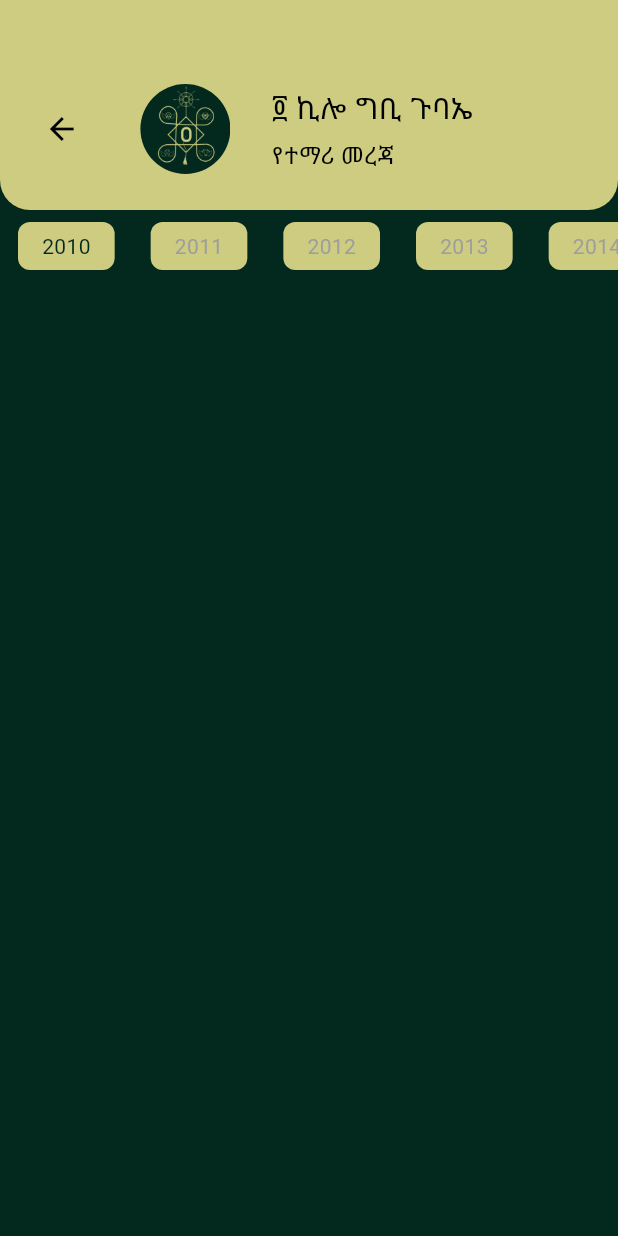
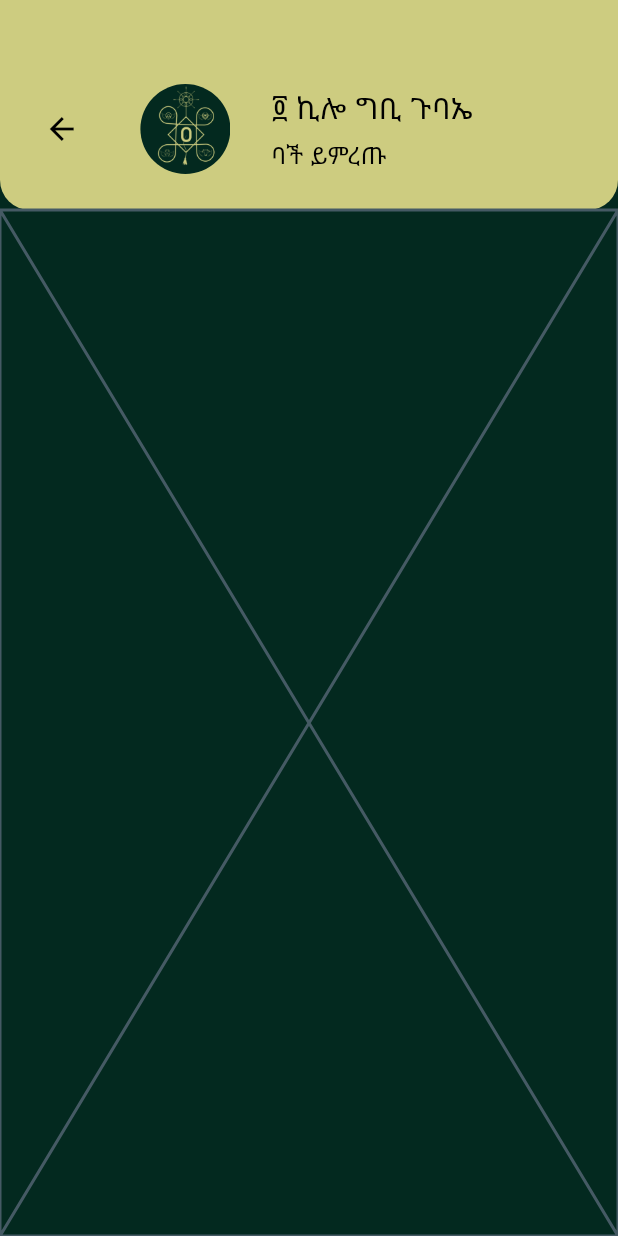
Before and after one commit to mussie-alemayehu/4k_gbi_gubae, a Flutter app: the screen it shows after launch, after a tap on "Login", after a tap on "የተማሪ መረጃ", on a phone screen of 412 x 824 dp. Run offline on Flutter 3.47's test engine with Material 3 defaults, Android fonts, the phone set to English and light mode, and no system bars; our stand-ins replace sqflite; accounts and stored records are empty.

Commit message:
add a batch choosing screen

```diff
--- a/lib/main.dart
+++ b/lib/main.dart
@@ -3,6 +3,7 @@ import 'package:provider/provider.dart';
 
 import './screens/role_choice_screen.dart';
 import './screens/attendance_recording_screen.dart';
+import './screens/batch_choosing_screen.dart';
 import './screens/new_student_screen.dart';
 import './screens/students_list_screen.dart';
 import './providers/student_provider.dart';
@@ -37,6 +38,7 @@ class MyApp extends StatelessWidget {
               const AttendanceRecordingScreen(),
           NewStudentScreen.routeName: (_) => const NewStudentScreen(),
           StudentsListScreen.routeName: (_) => const StudentsListScreen(),
+          BatchChoosingScreen.routeName: (_) => const BatchChoosingScreen(),
         },
       ),
     );
--- /dev/null
+++ b/lib/screens/batch_choosing_screen.dart
@@ -0,0 +1,16 @@
+import 'package:flutter/material.dart';
+import 'package:gubae_ze4k/screens/template_screen.dart';
+
+class BatchChoosingScreen extends StatelessWidget {
+  static const routeName = '/batch_choosing';
+
+  const BatchChoosingScreen({super.key});
+
+  @override
+  Widget build(BuildContext context) {
+    return const TemplateScreen(
+      title: 'ባች ይምረጡ',
+      body: Placeholder(),
+    );
+  }
+}
--- a/lib/screens/role_choice_screen.dart
+++ b/lib/screens/role_choice_screen.dart
@@ -1,10 +1,10 @@
 import 'package:flutter/material.dart';
+import 'package:gubae_ze4k/screens/batch_choosing_screen.dart';
 import 'package:provider/provider.dart';
 
 import '../widgets/auth_screen_widgets/auth_app_bar.dart';
 import './attendance_recording_screen.dart';
 import './new_student_screen.dart';
-import './students_list_screen.dart';
 import '../providers/student_provider.dart';
 
 class RoleChoiceScreen extends StatelessWidget {
@@ -114,7 +114,7 @@ class RoleChoiceScreen extends StatelessWidget {
                               context,
                               name: 'የተማሪ መረጃ',
                               action: () => Navigator.of(context).pushNamed(
-                                StudentsListScreen.routeName,
+                                BatchChoosingScreen.routeName,
                               ),
                             ),
                           ),
```
